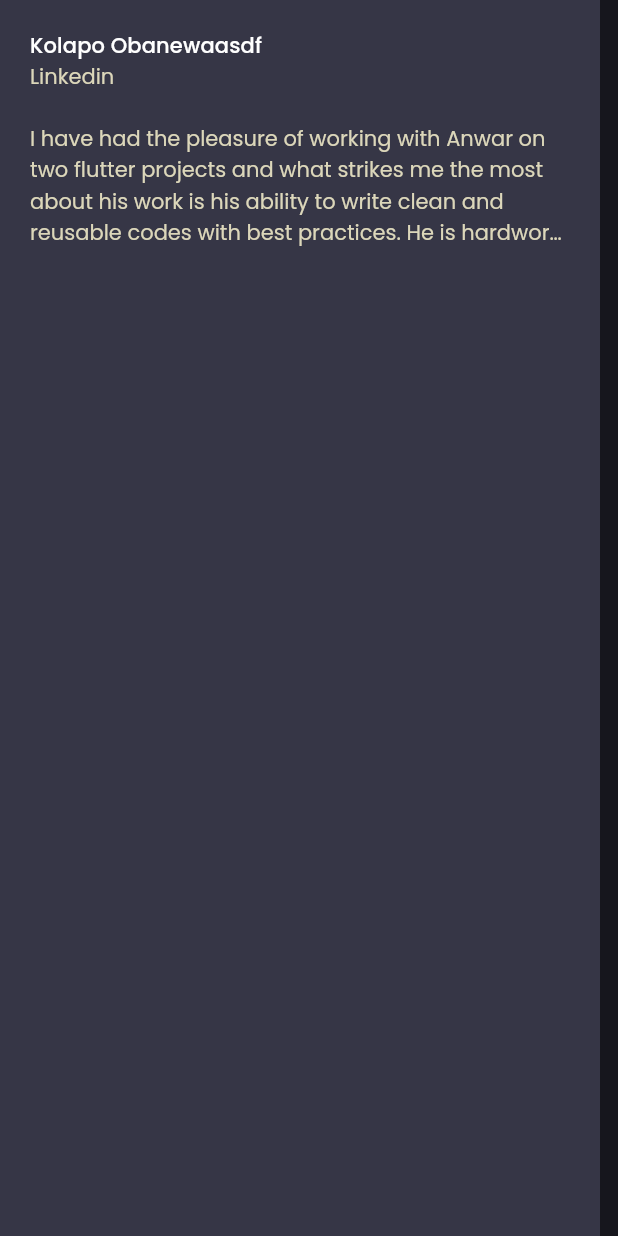
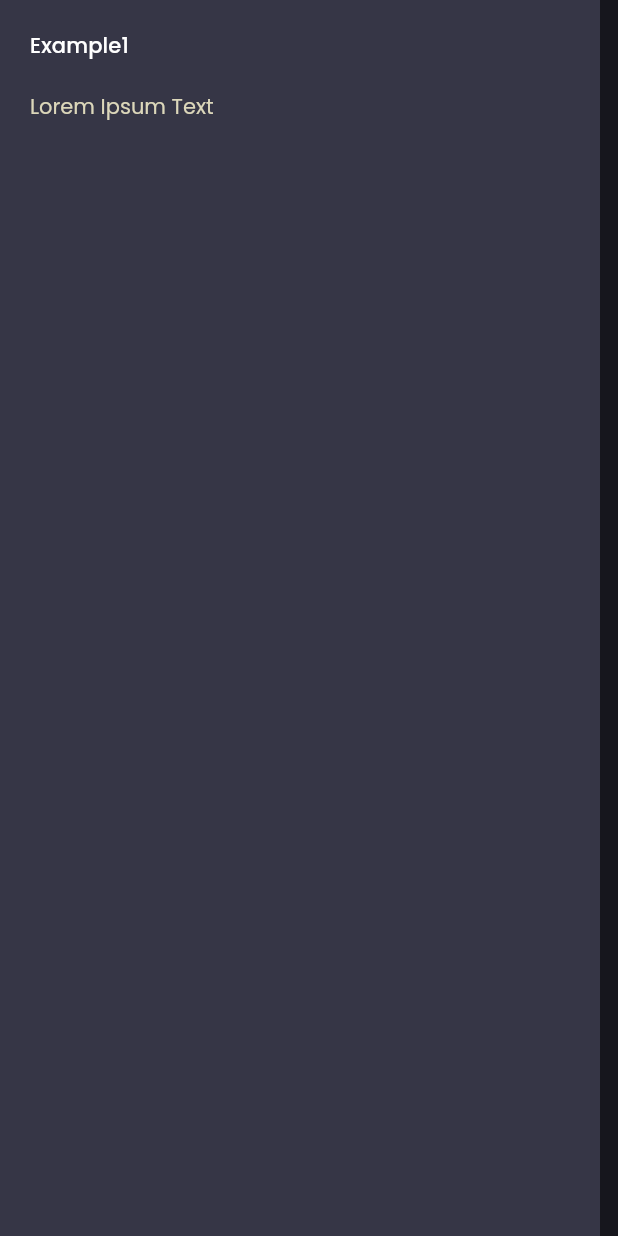
Before and after one commit to decadentsavant/corey_portfolio, a Flutter app: the PublicationsCard widget shown alone on an empty page, opened directly with sample values from the repository, on a phone screen of 412 x 824 dp. Run offline on Flutter 3.47's test engine with Material 2 defaults, Android fonts, the phone set to English and light mode, and no system bars; our stand-ins replace card_swiper, flutter_svg, go_router, google_fonts; missing offline and left inert: dart:html.

Commit message:
Hide publications until I add writing samples

```diff
--- a/lib/models/publications.dart
+++ b/lib/models/publications.dart
@@ -1,33 +1,25 @@
 // ignore_for_file: lines_longer_than_80_chars
 
-class WritingData {
-  WritingData({this.name, this.source, this.text});
-  final String? name, source, text;
+class Publication {
+  Publication({this.name, this.text});
+  final String? name, text;
 }
 
-final List<WritingData> writingData = [
-  WritingData(
-    name: 'Kolapo Obanewaasdf',
-    source: 'Linkedin',
-    text:
-        'I have had the pleasure of working with Anwar on two flutter projects and what strikes me the most about his work is his ability to write clean and reusable codes with best practices. He is hardworking and makes it so easy to transcribe ideas into beautiful and testable flutter apps. He is a Flutter/Dart gem and has my highest recommendation',
+final List<Publication> writingData = [
+  Publication(
+    name: 'Example1',
+    text: 'Lorem Ipsum Text',
   ),
-  WritingData(
-    name: 'Reza Shahbazi',
-    source: 'Linkedin',
-    text:
-        "Abu is great asset for any organization. It's a true pleasure working with him at TakeIn. His flutter skill is amazing as well as his professionalism and being a good team player. Abu's problem solving skill is also one of his great skills.",
+  Publication(
+    name: 'Example2',
+    text: 'Lorem Ipsum Text',
   ),
-  WritingData(
-    name: 'Diadem',
-    source: 'YouTube',
-    text:
-        'I like your way you doing your project and you taught us. After I watch this I like and hit the subscribe button and then watch your video playlist one by one!! Within three hours, I learned a lot! I share your channel in my college WhatsApp group!',
+  Publication(
+    name: 'Example3',
+    text: 'Lorem Ipsum Text',
   ),
-  WritingData(
-    name: 'Roshan Shetty',
-    source: 'YouTube',
-    text:
-        'Very straightforward, professional and also the best flutter videos in the youtube! It will be great if you add some comments to your steps with 0.5 seconds pause before implementing this step. By meaning of steps, I mean not the basic, but structural steps, like 10-20 steps per video. However, thank you very much!',
+  Publication(
+    name: 'Example4',
+    text: 'Lorem Ipsum Text',
   ),
 ];
--- a/lib/presentation/home_screen.dart
+++ b/lib/presentation/home_screen.dart
@@ -2,7 +2,7 @@ import 'package:corey_portfolio/constants/constants.dart';
 import 'package:corey_portfolio/presentation/main_body/hero_banner.dart';
 import 'package:corey_portfolio/presentation/main_body/proficiencies_section.dart';
 import 'package:corey_portfolio/presentation/main_body/projects_section.dart';
-import 'package:corey_portfolio/presentation/main_body/publications_section.dart';
+// import 'package:corey_portfolio/presentation/main_body/publications_section.dart';
 import 'package:corey_portfolio/presentation/side_menu/side_menu_screen.dart';
 import 'package:flutter/material.dart';
 
@@ -16,7 +16,9 @@ class HomeScreen extends StatelessWidget {
         HeroBanner(),
         ProjectsSection(),
         ProficienciesSection(),
-        PublicationsSections(),
+        // TODO(Corey): Write some things!
+        // Then uncomment the line below and update publications model
+        // PublicationsSections(),
       ],
     );
   }
--- a/lib/presentation/main_body/publications_card.dart
+++ b/lib/presentation/main_body/publications_card.dart
@@ -8,7 +8,7 @@ class PublicationsCard extends StatelessWidget {
     required this.musings,
   });
 
-  final WritingData musings;
+  final Publication musings;
 
   @override
   Widget build(BuildContext context) {
@@ -25,7 +25,6 @@ class PublicationsCard extends StatelessWidget {
                   color: Colors.white,
                 ),
           ),
-          Text(musings.source!),
           const SizedBox(height: defaultPadding),
           Text(
             musings.text!,
```
